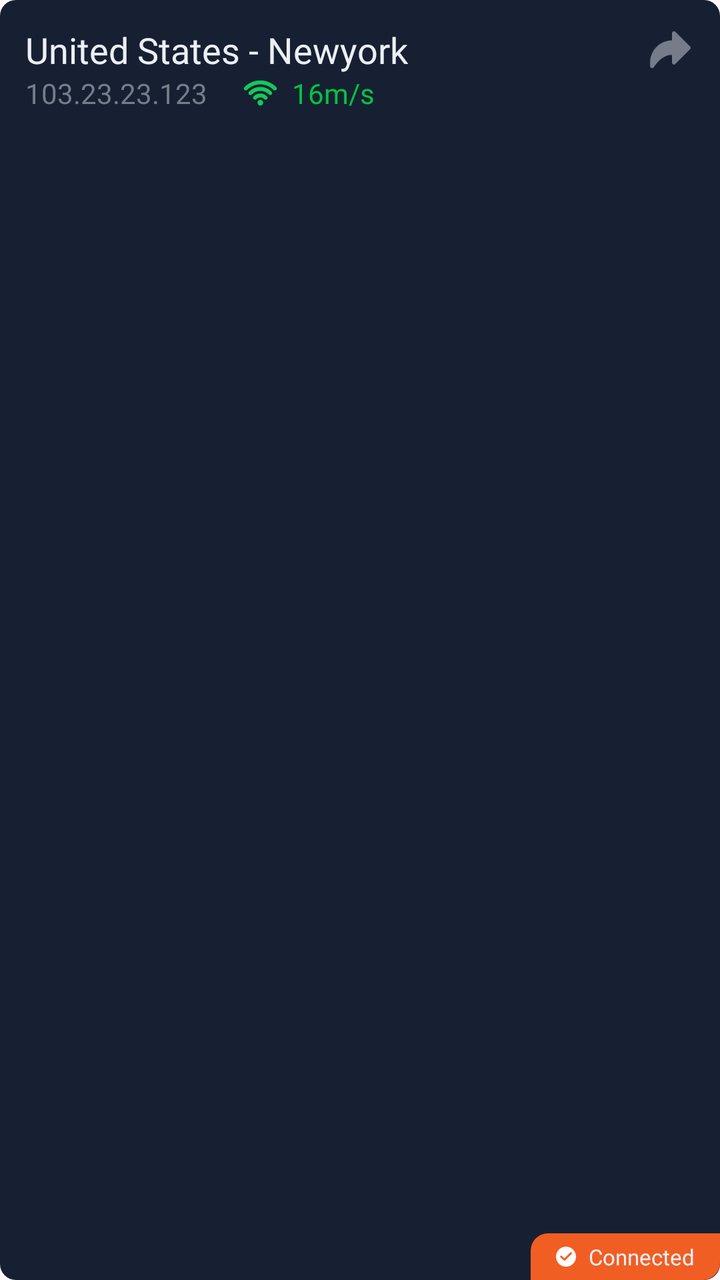
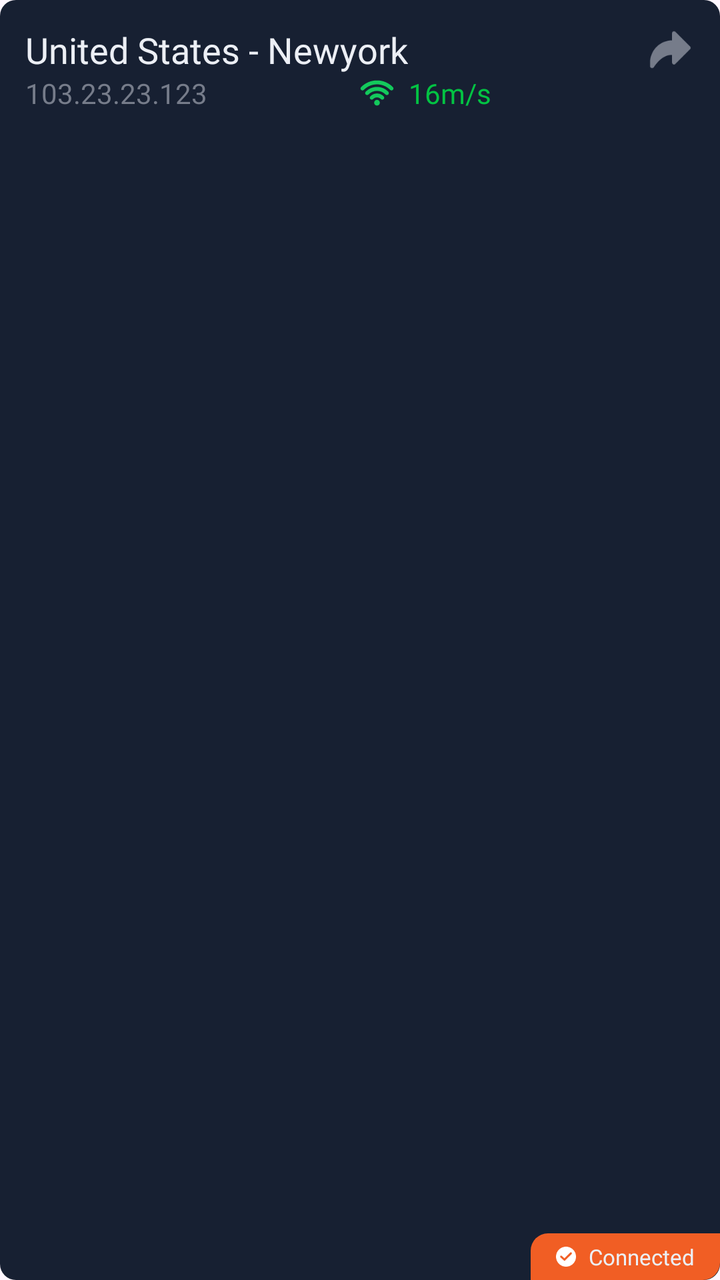

The first picture is an Android layout as it rendered before a commit; the second is the same layout after the commit. The layout source and the unified diff follow.
<!-- AndroidManifest.xml: application theme Theme.SuperVPN -->
<!-- res/layout/adapter_proxy_item.xml -->
<?xml version="1.0" encoding="utf-8"?>
<androidx.constraintlayout.widget.ConstraintLayout xmlns:android="http://schemas.android.com/apk/res/android"
    xmlns:app="http://schemas.android.com/apk/res-auto"
    xmlns:tools="http://schemas.android.com/tools"
    android:layout_width="match_parent"
    android:layout_height="wrap_content"
    android:background="@drawable/bg_radius_8"
    android:layout_marginVertical="@dimen/size4"
    android:layout_marginHorizontal="@dimen/size8"
    android:orientation="vertical">

    <androidx.appcompat.widget.AppCompatTextView
        android:id="@+id/tvTitle"
        android:layout_width="wrap_content"
        android:layout_height="wrap_content"
        android:layout_marginLeft="@dimen/size12"
        android:layout_marginTop="@dimen/size12"
        android:fontFamily="@font/inter"
        android:gravity="center_vertical"
        android:text="United States - Newyork"
        android:textColor="@color/textColor"
        android:textSize="@dimen/text_large"
        app:layout_constraintStart_toStartOf="parent"
        app:layout_constraintTop_toTopOf="parent" />

    <androidx.appcompat.widget.AppCompatTextView
        android:id="@+id/tvProxyIp"
        android:layout_width="wrap_content"
        android:layout_height="wrap_content"
        android:layout_marginLeft="@dimen/size12"
        android:layout_marginBottom="@dimen/size12"
        android:fontFamily="@font/inter"
        android:gravity="center_vertical"
        android:text="103.23.23.123"
        android:textColor="@color/gray_2"
        android:textSize="@dimen/text_normal"
        app:layout_constraintStart_toStartOf="parent"
        app:layout_constraintTop_toBottomOf="@id/tvTitle" />

    <androidx.appcompat.widget.AppCompatImageView
        android:id="@+id/ivWifi"
        android:layout_width="0dp"
        android:layout_height="0dp"
        android:layout_marginLeft="@dimen/size16"
        android:src="@drawable/ic_wifi"
        app:layout_constraintBottom_toBottomOf="@id/tvProxyIp"
        app:layout_constraintDimensionRatio="1:1"
        app:layout_constraintStart_toEndOf="@id/tvProxyIp"
        app:layout_constraintTop_toTopOf="@id/tvProxyIp" />

    <androidx.appcompat.widget.AppCompatTextView
        android:id="@+id/tvNetworkSpeed"
        android:layout_width="wrap_content"
        android:layout_height="wrap_content"
        android:layout_marginLeft="@dimen/size6"
        android:fontFamily="@font/inter"
        android:gravity="center_vertical"
        android:text="16m/s"
        android:textColor="@color/green_1"
        android:textSize="@dimen/text_normal"
        app:layout_constraintStart_toEndOf="@id/ivWifi"
        app:layout_constraintTop_toBottomOf="@id/tvTitle" />

    <androidx.appcompat.widget.AppCompatImageView
        android:id="@+id/ivNext"
        android:layout_width="0dp"
        android:layout_height="0dp"
        android:layout_marginLeft="@dimen/size16"
        android:layout_marginTop="@dimen/size12"
        android:layout_marginRight="@dimen/size12"
        android:src="@drawable/ic_turn_right_arrow"
        app:layout_constraintBottom_toBottomOf="@id/tvTitle"
        app:layout_constraintDimensionRatio="1:1"
        app:layout_constraintEnd_toEndOf="parent"
        app:layout_constraintTop_toTopOf="parent" />

    <androidx.appcompat.widget.LinearLayoutCompat
        android:id="@+id/connectingState"
        android:layout_width="wrap_content"
        android:layout_height="wrap_content"
        app:layout_constraintBottom_toBottomOf="parent"
        android:background="@drawable/bg_connected_item"
        android:gravity="center_vertical"
        android:paddingVertical="@dimen/size4"
        android:paddingHorizontal="@dimen/size12"
        app:layout_constraintEnd_toEndOf="parent">

        <androidx.appcompat.widget.AppCompatImageView
            android:layout_width="wrap_content"
            android:layout_height="wrap_content"
            android:id="@+id/ivSelect"
            android:src="@drawable/ic_round_selected" />

        <androidx.appcompat.widget.AppCompatTextView
            android:id="@+id/tvConnectStatus"
            android:layout_width="wrap_content"
            android:layout_height="wrap_content"
            android:layout_marginLeft="@dimen/size6"
            android:fontFamily="@font/inter"
            android:gravity="center_vertical"
            android:text="Connected"
            android:textColor="@color/textColor"
            android:textSize="@dimen/text_small" />
    </androidx.appcompat.widget.LinearLayoutCompat>
</androidx.constraintlayout.widget.ConstraintLayout>
<!-- resources referenced by this layout -->
<resources>
  <color name="gray_2">#767C8A</color>
  <color name="green_1">#03C343</color>
  <color name="textColor">#ECEFF5</color>
  <dimen name="size12">12.8dp</dimen>
  <dimen name="size16">17.0667dp</dimen>
  <dimen name="size4">4.2667dp</dimen>
  <dimen name="size6">6.4dp</dimen>
  <dimen name="size8">8.5333dp</dimen>
  <dimen name="text_large">18dp</dimen>
  <dimen name="text_normal">14dp</dimen>
  <dimen name="text_small">11dp</dimen>
  <!-- drawable bg_connected_item (drawable) -->
  <?xml version="1.0" encoding="utf-8"?>
  <layer-list xmlns:android="http://schemas.android.com/apk/res/android">
      <item>
          <shape xmlns:android="http://schemas.android.com/apk/res/android"
              android:shape="rectangle">
              <solid android:color="@color/topBarColor" />
              <corners
                  android:topLeftRadius="@dimen/size8"
                  android:bottomRightRadius="@dimen/size8" />
          </shape>
      </item>
  </layer-list>
  <!-- drawable bg_radius_8 (drawable) -->
  <?xml version="1.0" encoding="utf-8"?>
  <selector xmlns:android="http://schemas.android.com/apk/res/android">
      <item android:state_selected="true">
          <ripple xmlns:android="http://schemas.android.com/apk/res/android" android:color="@color/ripple">
              <item>
                  <shape android:shape="rectangle">
                      <solid android:color="@color/itemBackground" />
                      <corners android:radius="8dp" />
                      <stroke android:width="1dp" android:color="#F15E24" />
                  </shape>
              </item>
          </ripple>
      </item>
      <item android:state_selected="false">
          <ripple xmlns:android="http://schemas.android.com/apk/res/android" android:color="@color/ripple">
              <item>
                  <shape android:shape="rectangle">
                      <solid android:color="@color/itemBackground" />
                      <corners android:radius="8dp" />
                  </shape>
              </item>
          </ripple>
      </item>
  </selector>
  <!-- drawable ic_round_selected (drawable) -->
  <vector xmlns:android="http://schemas.android.com/apk/res/android"
      android:width="10dp"
      android:height="10dp"
      android:viewportWidth="10"
      android:viewportHeight="10">
    <path
        android:pathData="M5,0C2.243,0 0,2.243 0,5C0,7.757 2.243,10 5,10C7.757,10 10,7.757 10,5C10,2.243 7.757,0 5,0ZM7.794,3.684L4.599,6.855C4.411,7.043 4.11,7.055 3.91,6.867L2.218,5.326C2.018,5.138 2.005,4.825 2.18,4.624C2.368,4.424 2.682,4.411 2.882,4.599L4.223,5.827L7.08,2.97C7.281,2.769 7.594,2.769 7.794,2.97C7.995,3.17 7.995,3.484 7.794,3.684Z"
        android:fillColor="#ffffff"/>
  </vector>
  <style name="Theme.SuperVPN" parent="android:Theme.Material.Light.NoActionBar">
          <item name="android:windowFullscreen">true</item>
      </style>
  <color name="topBarColor">#F15E24</color>
  <color name="ripple">#9B9B9B</color>
  <color name="itemBackground">#172032</color>
  <!-- unchanged entries left out for length: 2 -->
</resources>

<!-- the commit's change to res/layout/adapter_proxy_item.xml (unified diff, before → after) -->
@@ -1,94 +1,102 @@
 <?xml version="1.0" encoding="utf-8"?>
-<androidx.constraintlayout.widget.ConstraintLayout xmlns:android="http://schemas.android.com/apk/res/android"
+<FrameLayout xmlns:android="http://schemas.android.com/apk/res/android"
     xmlns:app="http://schemas.android.com/apk/res-auto"
     xmlns:tools="http://schemas.android.com/tools"
     android:layout_width="match_parent"
     android:layout_height="wrap_content"
+    android:layout_marginHorizontal="@dimen/size8"
+    android:layout_marginVertical="@dimen/size4"
     android:background="@drawable/bg_radius_8"
-    android:layout_marginVertical="@dimen/size4"
-    android:layout_marginHorizontal="@dimen/size8"
     android:orientation="vertical">
 
-    <androidx.appcompat.widget.AppCompatTextView
-        android:id="@+id/tvTitle"
-        android:layout_width="wrap_content"
+    <androidx.constraintlayout.widget.ConstraintLayout
+        android:layout_width="match_parent"
         android:layout_height="wrap_content"
-        android:layout_marginLeft="@dimen/size12"
-        android:layout_marginTop="@dimen/size12"
-        android:fontFamily="@font/inter"
-        android:gravity="center_vertical"
-        android:text="United States - Newyork"
-        android:textColor="@color/textColor"
-        android:textSize="@dimen/text_large"
-        app:layout_constraintStart_toStartOf="parent"
-        app:layout_constraintTop_toTopOf="parent" />
+        android:layout_marginBottom="@dimen/size12">
 
-    <androidx.appcompat.widget.AppCompatTextView
-        android:id="@+id/tvProxyIp"
-        android:layout_width="wrap_content"
-        android:layout_height="wrap_content"
-        android:layout_marginLeft="@dimen/size12"
-        android:layout_marginBottom="@dimen/size12"
-        android:fontFamily="@font/inter"
-        android:gravity="center_vertical"
-        android:text="103.23.23.123"
-        android:textColor="@color/gray_2"
-        android:textSize="@dimen/text_normal"
-        app:layout_constraintStart_toStartOf="parent"
-        app:layout_constraintTop_toBottomOf="@id/tvTitle" />
+        <androidx.appcompat.widget.AppCompatTextView
+            android:id="@+id/tvTitle"
+            android:layout_width="wrap_content"
+            android:layout_height="wrap_content"
+            android:layout_marginLeft="@dimen/size12"
+            android:layout_marginTop="@dimen/size12"
+            android:fontFamily="@font/inter"
+            android:gravity="center_vertical"
+            android:text="United States - Newyork"
+            android:textColor="@color/textColor"
+            android:textSize="@dimen/text_large"
+            app:layout_constraintStart_toStartOf="parent"
+            app:layout_constraintTop_toTopOf="parent" />
 
-    <androidx.appcompat.widget.AppCompatImageView
-        android:id="@+id/ivWifi"
-        android:layout_width="0dp"
-        android:layout_height="0dp"
-        android:layout_marginLeft="@dimen/size16"
-        android:src="@drawable/ic_wifi"
-        app:layout_constraintBottom_toBottomOf="@id/tvProxyIp"
-        app:layout_constraintDimensionRatio="1:1"
-        app:layout_constraintStart_toEndOf="@id/tvProxyIp"
-        app:layout_constraintTop_toTopOf="@id/tvProxyIp" />
+        <androidx.appcompat.widget.AppCompatTextView
+            android:id="@+id/tvProxyIp"
+            android:layout_width="wrap_content"
+            android:layout_height="wrap_content"
+            android:layout_marginLeft="@dimen/size12"
+            android:layout_marginBottom="@dimen/size12"
+            android:fontFamily="@font/inter"
+            android:gravity="center_vertical"
+            android:text="103.23.23.123"
+            android:textColor="@color/gray_2"
+            android:textSize="@dimen/text_normal"
+            app:layout_constraintStart_toStartOf="parent"
+            app:layout_constraintTop_toBottomOf="@id/tvTitle" />
 
-    <androidx.appcompat.widget.AppCompatTextView
-        android:id="@+id/tvNetworkSpeed"
-        android:layout_width="wrap_content"
-        android:layout_height="wrap_content"
-        android:layout_marginLeft="@dimen/size6"
-        android:fontFamily="@font/inter"
-        android:gravity="center_vertical"
-        android:text="16m/s"
-        android:textColor="@color/green_1"
-        android:textSize="@dimen/text_normal"
-        app:layout_constraintStart_toEndOf="@id/ivWifi"
-        app:layout_constraintTop_toBottomOf="@id/tvTitle" />
+        <androidx.appcompat.widget.AppCompatImageView
+            android:id="@+id/ivWifi"
+            android:layout_width="0dp"
+            android:layout_height="0dp"
+            android:layout_marginLeft="@dimen/size16"
+            android:src="@drawable/ic_wifi"
+            app:layout_constraintBottom_toBottomOf="@id/tvProxyIp"
+            app:layout_constraintDimensionRatio="1:1"
+            app:layout_constraintStart_toStartOf="parent"
+            app:layout_constraintEnd_toEndOf="parent"
+            app:layout_constraintTop_toTopOf="@id/tvProxyIp" />
 
-    <androidx.appcompat.widget.AppCompatImageView
-        android:id="@+id/ivNext"
-        android:layout_width="0dp"
-        android:layout_height="0dp"
-        android:layout_marginLeft="@dimen/size16"
-        android:layout_marginTop="@dimen/size12"
-        android:layout_marginRight="@dimen/size12"
-        android:src="@drawable/ic_turn_right_arrow"
-        app:layout_constraintBottom_toBottomOf="@id/tvTitle"
-        app:layout_constraintDimensionRatio="1:1"
-        app:layout_constraintEnd_toEndOf="parent"
-        app:layout_constraintTop_toTopOf="parent" />
+        <androidx.appcompat.widget.AppCompatTextView
+            android:id="@+id/tvNetworkSpeed"
+            android:layout_width="wrap_content"
+            android:layout_height="wrap_content"
+            android:layout_marginLeft="@dimen/size6"
+            android:fontFamily="@font/inter"
+            android:gravity="center_vertical"
+            android:text="16m/s"
+            android:textColor="@color/green_1"
+            android:textSize="@dimen/text_normal"
+            app:layout_constraintStart_toEndOf="@id/ivWifi"
+
+
+            app:layout_constraintTop_toBottomOf="@id/tvTitle" />
+
+        <androidx.appcompat.widget.AppCompatImageView
+            android:id="@+id/ivNext"
+            android:layout_width="0dp"
+            android:layout_height="0dp"
+            android:layout_marginLeft="@dimen/size16"
+            android:layout_marginTop="@dimen/size12"
+            android:layout_marginRight="@dimen/size12"
+            android:src="@drawable/ic_turn_right_arrow"
+            app:layout_constraintBottom_toBottomOf="@id/tvTitle"
+            app:layout_constraintDimensionRatio="1:1"
+            app:layout_constraintEnd_toEndOf="parent"
+            app:layout_constraintTop_toTopOf="parent" />
+    </androidx.constraintlayout.widget.ConstraintLayout>
 
     <androidx.appcompat.widget.LinearLayoutCompat
         android:id="@+id/connectingState"
         android:layout_width="wrap_content"
         android:layout_height="wrap_content"
-        app:layout_constraintBottom_toBottomOf="parent"
+        android:layout_gravity="bottom|end"
         android:background="@drawable/bg_connected_item"
         android:gravity="center_vertical"
-        android:paddingVertical="@dimen/size4"
         android:paddingHorizontal="@dimen/size12"
-        app:layout_constraintEnd_toEndOf="parent">
+        android:paddingVertical="@dimen/size4">
 
         <androidx.appcompat.widget.AppCompatImageView
+            android:id="@+id/ivSelect"
             android:layout_width="wrap_content"
             android:layout_height="wrap_content"
-            android:id="@+id/ivSelect"
             android:src="@drawable/ic_round_selected" />
 
         <androidx.appcompat.widget.AppCompatTextView
@@ -102,4 +110,4 @@
             android:textColor="@color/textColor"
             android:textSize="@dimen/text_small" />
     </androidx.appcompat.widget.LinearLayoutCompat>
-</androidx.constraintlayout.widget.ConstraintLayout>
+</FrameLayout>
